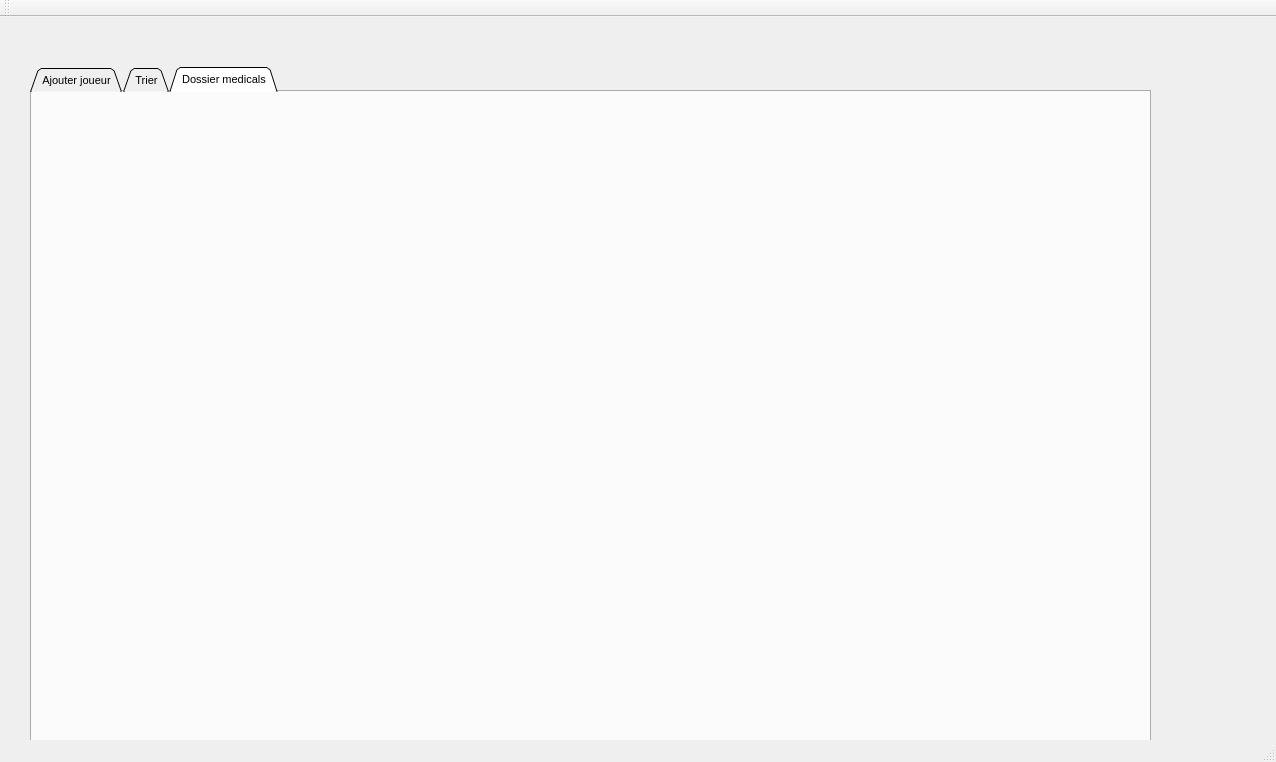
Before: the Qt Designer form Atelier_Connexion/mainwindow.ui in hintoman/olympic_games_2A24, drawn with Qt 5.
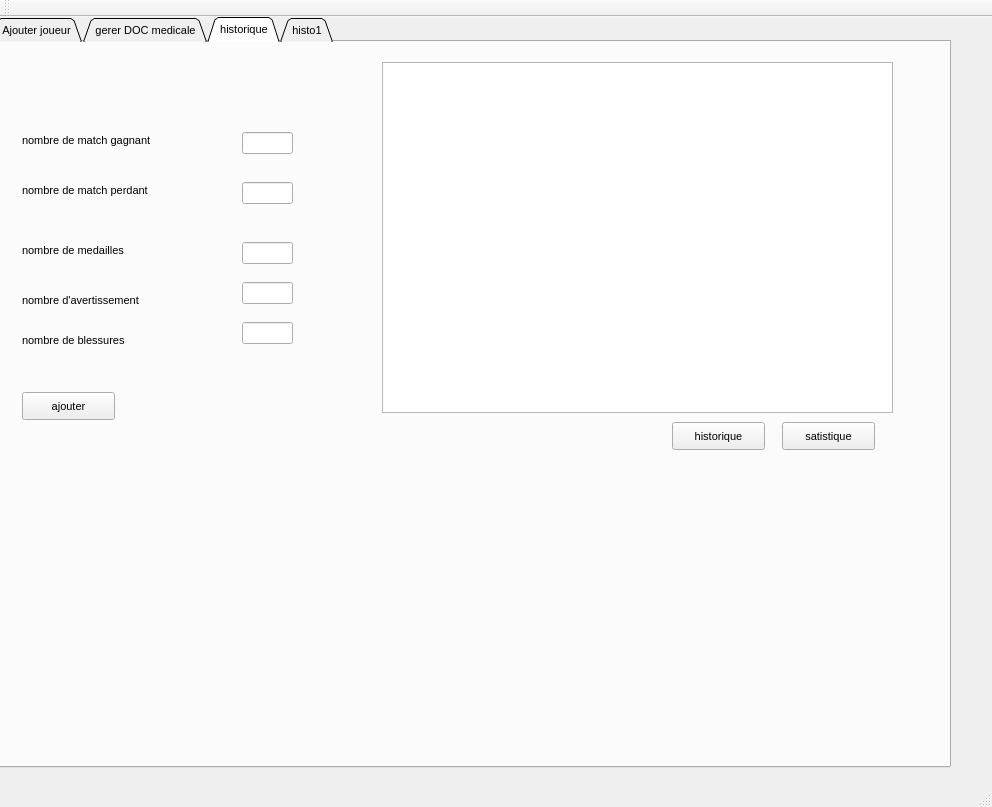
After: the same form once the commit is applied. The open tabs and pages were chosen to show the change.

```diff
--- a/Atelier_Connexion/mainwindow.ui
+++ b/Atelier_Connexion/mainwindow.ui
@@ -6,8 +6,8 @@
    <rect>
     <x>0</x>
     <y>0</y>
-    <width>1276</width>
-    <height>762</height>
+    <width>992</width>
+    <height>807</height>
    </rect>
   </property>
   <property name="windowTitle">
@@ -17,10 +17,10 @@
    <widget class="QTabWidget" name="tabWidget">
     <property name="geometry">
      <rect>
-      <x>30</x>
-      <y>50</y>
-      <width>1121</width>
-      <height>681</height>
+      <x>-10</x>
+      <y>0</y>
+      <width>961</width>
+      <height>751</height>
      </rect>
     </property>
     <property name="font">
@@ -412,7 +412,7 @@
     </widget>
     <widget class="QWidget" name="tab_Tri">
      <attribute name="title">
-      <string>Trier</string>
+      <string>gerer DOC medicale</string>
      </attribute>
      <widget class="Line" name="line_19">
       <property name="geometry">
@@ -430,8 +430,200 @@
     </widget>
     <widget class="QWidget" name="Tab_medical">
      <attribute name="title">
-      <string>Dossier medicals</string>
+      <string>historique</string>
      </attribute>
+     <widget class="QLabel" name="label_9">
+      <property name="geometry">
+       <rect>
+        <x>30</x>
+        <y>90</y>
+        <width>171</width>
+        <height>16</height>
+       </rect>
+      </property>
+      <property name="text">
+       <string>nombre de match gagnant</string>
+      </property>
+     </widget>
+     <widget class="QLabel" name="label_10">
+      <property name="geometry">
+       <rect>
+        <x>30</x>
+        <y>140</y>
+        <width>171</width>
+        <height>16</height>
+       </rect>
+      </property>
+      <property name="text">
+       <string>nombre de match perdant</string>
+      </property>
+     </widget>
+     <widget class="QLabel" name="label_11">
+      <property name="geometry">
+       <rect>
+        <x>30</x>
+        <y>200</y>
+        <width>171</width>
+        <height>16</height>
+       </rect>
+      </property>
+      <property name="text">
+       <string>nombre de medailles</string>
+      </property>
+     </widget>
+     <widget class="QLabel" name="label_12">
+      <property name="geometry">
+       <rect>
+        <x>30</x>
+        <y>250</y>
+        <width>171</width>
+        <height>16</height>
+       </rect>
+      </property>
+      <property name="text">
+       <string>nombre d'avertissement</string>
+      </property>
+     </widget>
+     <widget class="QLabel" name="label_13">
+      <property name="geometry">
+       <rect>
+        <x>30</x>
+        <y>290</y>
+        <width>171</width>
+        <height>16</height>
+       </rect>
+      </property>
+      <property name="text">
+       <string>nombre de blessures</string>
+      </property>
+     </widget>
+     <widget class="QLineEdit" name="nbrpg">
+      <property name="geometry">
+       <rect>
+        <x>250</x>
+        <y>90</y>
+        <width>51</width>
+        <height>22</height>
+       </rect>
+      </property>
+     </widget>
+     <widget class="QLineEdit" name="nbrpp">
+      <property name="geometry">
+       <rect>
+        <x>250</x>
+        <y>140</y>
+        <width>51</width>
+        <height>22</height>
+       </rect>
+      </property>
+     </widget>
+     <widget class="QLineEdit" name="nbrmd">
+      <property name="geometry">
+       <rect>
+        <x>250</x>
+        <y>200</y>
+        <width>51</width>
+        <height>22</height>
+       </rect>
+      </property>
+     </widget>
+     <widget class="QLineEdit" name="nbra">
+      <property name="geometry">
+       <rect>
+        <x>250</x>
+        <y>240</y>
+        <width>51</width>
+        <height>22</height>
+       </rect>
+      </property>
+     </widget>
+     <widget class="QLineEdit" name="nbrb">
+      <property name="geometry">
+       <rect>
+        <x>250</x>
+        <y>280</y>
+        <width>51</width>
+        <height>22</height>
+       </rect>
+      </property>
+     </widget>
+     <widget class="QPushButton" name="addhis">
+      <property name="geometry">
+       <rect>
+        <x>30</x>
+        <y>350</y>
+        <width>93</width>
+        <height>28</height>
+       </rect>
+      </property>
+      <property name="text">
+       <string>ajouter</string>
+      </property>
+     </widget>
+     <widget class="QPushButton" name="addhis_2">
+      <property name="geometry">
+       <rect>
+        <x>790</x>
+        <y>380</y>
+        <width>93</width>
+        <height>28</height>
+       </rect>
+      </property>
+      <property name="text">
+       <string>satistique</string>
+      </property>
+     </widget>
+     <widget class="QTableView" name="tab_athltes_2">
+      <property name="geometry">
+       <rect>
+        <x>390</x>
+        <y>20</y>
+        <width>511</width>
+        <height>351</height>
+       </rect>
+      </property>
+     </widget>
+     <widget class="QPushButton" name="pushButton_4">
+      <property name="geometry">
+       <rect>
+        <x>680</x>
+        <y>380</y>
+        <width>93</width>
+        <height>28</height>
+       </rect>
+      </property>
+      <property name="text">
+       <string>historique</string>
+      </property>
+     </widget>
+    </widget>
+    <widget class="QWidget" name="tab">
+     <attribute name="title">
+      <string>histo1</string>
+     </attribute>
+     <widget class="QTextBrowser" name="textBrowser">
+      <property name="geometry">
+       <rect>
+        <x>200</x>
+        <y>130</y>
+        <width>511</width>
+        <height>421</height>
+       </rect>
+      </property>
+     </widget>
+     <widget class="QPushButton" name="pushButton_5">
+      <property name="geometry">
+       <rect>
+        <x>610</x>
+        <y>570</y>
+        <width>93</width>
+        <height>28</height>
+       </rect>
+      </property>
+      <property name="text">
+       <string>PushButton</string>
+      </property>
+     </widget>
     </widget>
    </widget>
   </widget>
```
Left out of the diff: 226 changed lines with no effect on the pictures.
